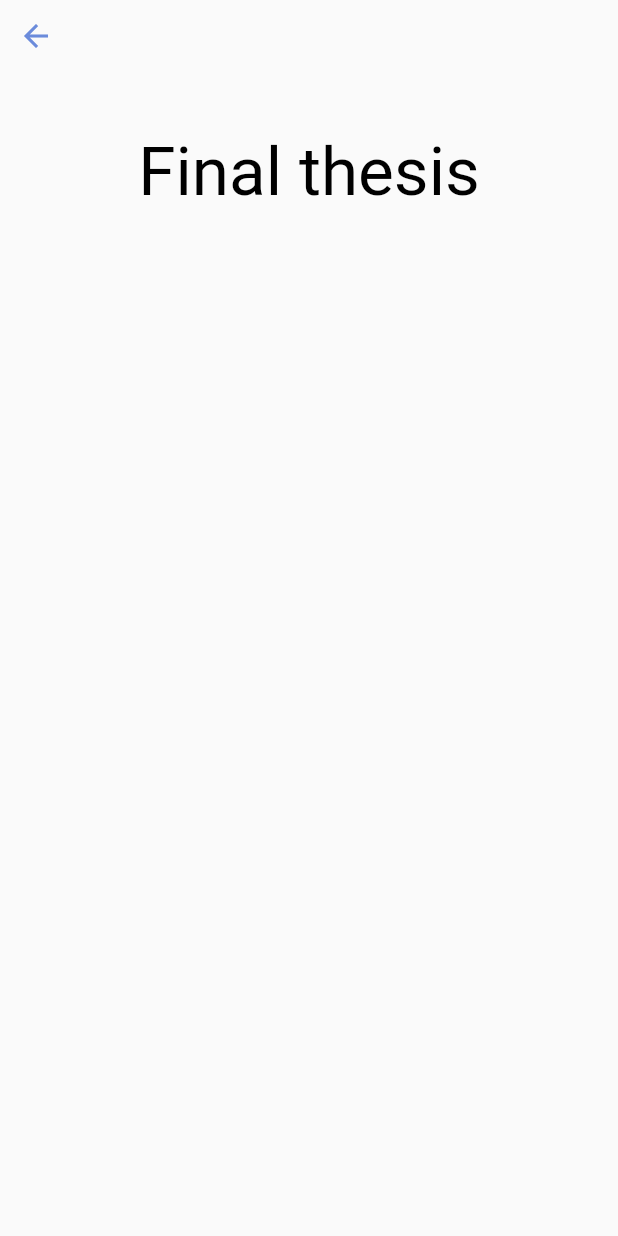
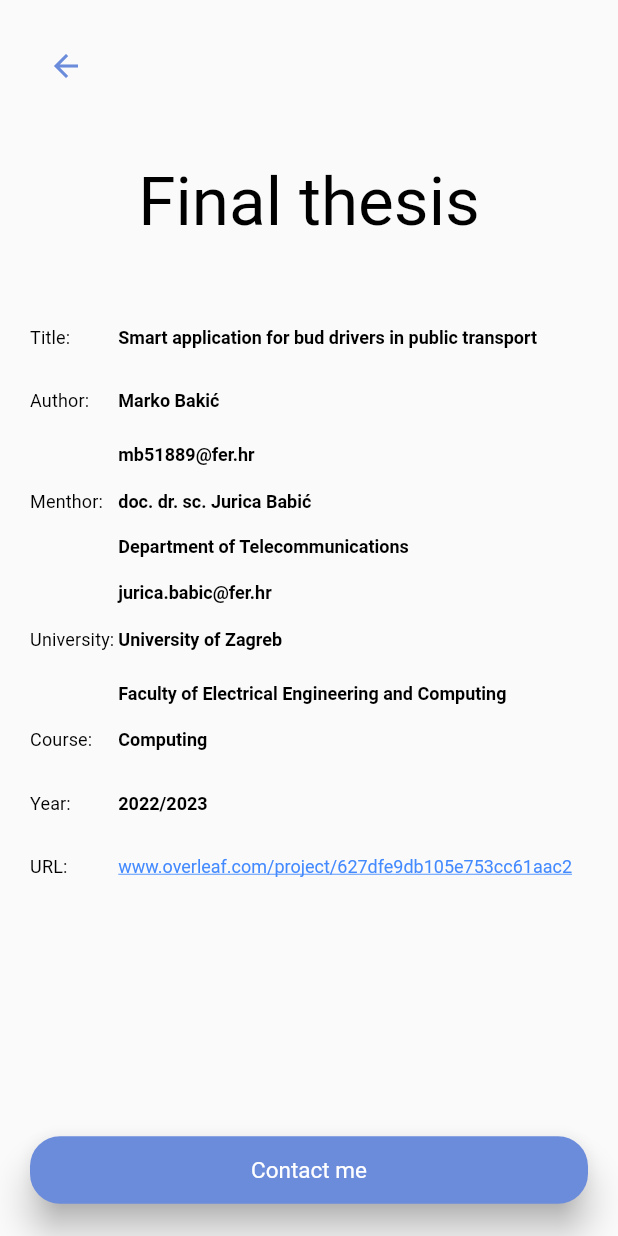
Before and after one commit to bakicmarko/SmartRideApp-A-smart-application-for-a-public-bus-driver, a Flutter app: the AboutAppScreen screen opened directly, on a phone screen of 412 x 824 dp. Run offline on Flutter 3.47's test engine with Material 2 defaults, Android fonts, the phone set to English and light mode, and no system bars; drawn by our look-alikes of flutter_linkify; our stand-ins replace dio, flutter_rating_bar, flutter_secure_storage, flutter_svg, freezed_annotation, google_maps_flutter and 3 more; missing offline and left inert: custom_info_window; accounts and stored records are empty.

Commit message:
Added AboutAppScreen

```diff
--- a/lib/screens/about_app_screen.dart
+++ b/lib/screens/about_app_screen.dart
@@ -1,5 +1,7 @@
 import 'package:flutter/material.dart';
+import 'package:flutter_linkify/flutter_linkify.dart';
 import 'package:smart_ride_app/theme/theme.dart';
+import 'package:url_launcher/url_launcher.dart';
 
 class AboutAppScreen extends StatelessWidget {
   const AboutAppScreen({Key? key}) : super(key: key);
@@ -9,6 +11,7 @@ class AboutAppScreen extends StatelessWidget {
     return SafeArea(
       child: Scaffold(
         body: SingleChildScrollView(
+          padding: defaultAllOutsidePadding,
           child: Column(
             children: [
               Align(
@@ -23,12 +26,144 @@ class AboutAppScreen extends StatelessWidget {
               ),
               largeHeightDivideBox,
               Center(
-                  child: Text('Final thesis',
-                      style: Theme.of(context).textTheme.titleLarge!.copyWith(fontWeight: FontWeight.w400)))
+                child: Text('Final thesis',
+                    style: Theme.of(context).textTheme.titleLarge!.copyWith(fontWeight: FontWeight.w400)),
+              ),
+              largeHeightDivideBox,
+              SizedBox(
+                height: MediaQuery.of(context).size.height / 2,
+                child: Column(
+                  mainAxisAlignment: MainAxisAlignment.spaceEvenly,
+                  children: const [
+                    CustomRowLayout(
+                      textKey: 'Title:',
+                      textValues: ['Smart application for bud drivers in public transport'],
+                      numberOfLines: 1,
+                      isLast: false,
+                    ),
+                    CustomRowLayout(
+                      textKey: 'Author:',
+                      textValues: ['Marko Bakić', 'mb51889@fer.hr'],
+                      numberOfLines: 2,
+                      isLast: false,
+                    ),
+                    CustomRowLayout(
+                      textKey: 'Menthor:',
+                      textValues: [
+                        'doc. dr. sc. Jurica Babić',
+                        'Department of Telecommunications',
+                        'jurica.babic@fer.hr'
+                      ],
+                      numberOfLines: 3,
+                      isLast: false,
+                    ),
+                    CustomRowLayout(
+                      textKey: 'University:',
+                      textValues: ['University of Zagreb', 'Faculty of Electrical Engineering and Computing'],
+                      numberOfLines: 2,
+                      isLast: false,
+                    ),
+                    CustomRowLayout(
+                      textKey: 'Course:',
+                      textValues: ['Computing'],
+                      numberOfLines: 1,
+                      isLast: false,
+                    ),
+                    CustomRowLayout(
+                      textKey: 'Year:',
+                      textValues: ['2022/2023'],
+                      numberOfLines: 1,
+                      isLast: false,
+                    ),
+                    CustomRowLayout(
+                      textKey: 'URL:',
+                      textValues: ['https://www.overleaf.com/project/627dfe9db105e753cc61aac2'],
+                      numberOfLines: 1,
+                      isLast: true,
+                    ),
+                  ],
+                ),
+              )
             ],
+          ),
+        ),
+        bottomNavigationBar: Padding(
+          padding: defaultAllOutsidePadding,
+          child: ElevatedButton(
+            onPressed: () => {
+              showDialog(
+                context: context,
+                builder: (BuildContext context) {
+                  return const AlertDialog(
+                    content: Text('Please contact author at given email!'),
+                  );
+                },
+              )
+            },
+            style: Theme.of(context).elevatedButtonTheme.style?.copyWith(
+                  minimumSize: MaterialStateProperty.all(const Size(double.infinity, defaultButtonHeight)),
+                ),
+            child: const Text("Contact me"),
           ),
         ),
       ),
     );
   }
 }
+
+class CustomRowLayout extends StatelessWidget {
+  const CustomRowLayout(
+      {Key? key, required this.textKey, required this.textValues, required this.numberOfLines, required this.isLast})
+      : super(key: key);
+
+  final String textKey;
+  final List<String> textValues;
+  final int numberOfLines;
+  final bool isLast;
+
+  @override
+  Widget build(BuildContext context) {
+    TextStyle? textStyleBold = Theme.of(context).textTheme.titleMedium!.copyWith(fontSize: 12);
+    TextStyle? textStyleNormal = Theme.of(context).textTheme.titleSmall!.copyWith(fontSize: 12);
+    final oneTextLineHeight = MediaQuery.of(context).size.height / 33;
+    final smallcontainerWidth = MediaQuery.of(context).size.width / 7;
+    final bigcontainerWidth = MediaQuery.of(context).size.width - smallcontainerWidth - defaultPaddingValue * 2;
+
+    /// debugPrint(MediaQuery.of(context).size.width.toString());
+    /// debugPrint(bigcontainerWidth.toString());
+
+    return Row(
+      children: [
+        SizedBox(
+          height: oneTextLineHeight * numberOfLines,
+          width: smallcontainerWidth,
+          child: Text(textKey, style: textStyleNormal),
+        ),
+        SizedBox(
+          height: oneTextLineHeight * numberOfLines,
+          width: bigcontainerWidth,
+          child: Column(
+            mainAxisAlignment: MainAxisAlignment.spaceBetween,
+            crossAxisAlignment: CrossAxisAlignment.start,
+            children: textValues
+                .map(
+                  (val) => !isLast
+                      ? Text(val, style: textStyleBold, maxLines: 1, overflow: TextOverflow.ellipsis)
+                      : Linkify(
+                          text: val,
+                          onOpen: (link) async {
+                            if (await canLaunchUrl(Uri.parse(link.url))) {
+                              await launchUrl(Uri.parse(link.url));
+                            } else {
+                              debugPrint('Cannot open link: ${link.url}');
+                            }
+                          },
+                        ),
+                )
+                .toList(),
+          ),
+        )
+      ],
+    );
+  }
+}
```
